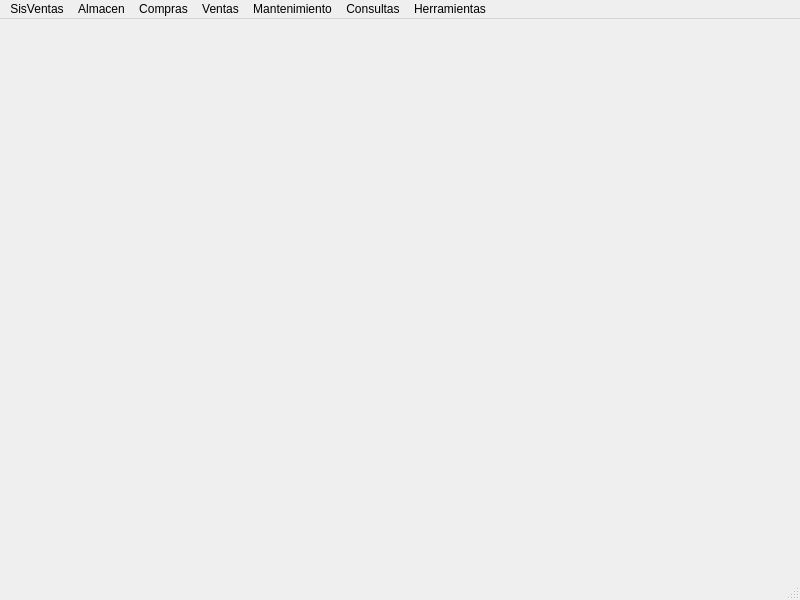
First picture: the form in Sistema de ventas/ui/FrmPrincipal.ui, repository CodeDrTech/DevelopPython, before the edit.
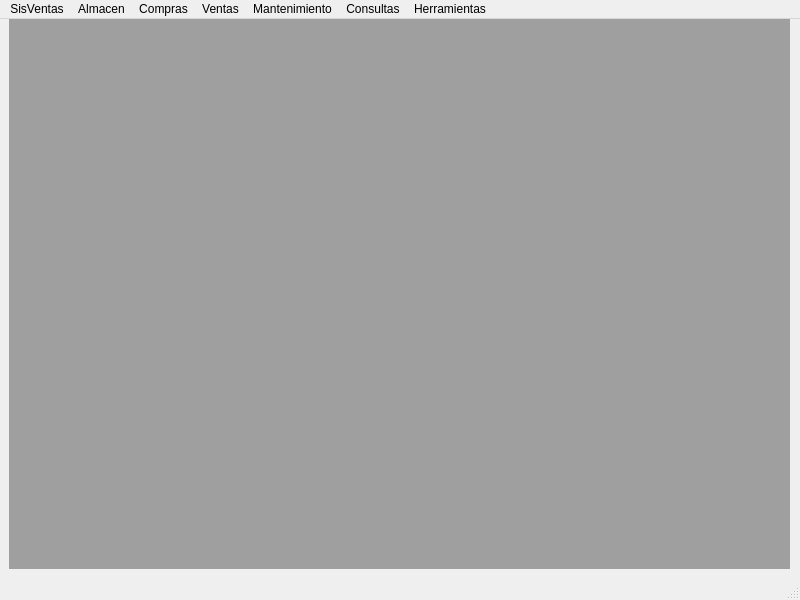
Second picture: the form after the edit.

```diff
--- a/Sistema de ventas/ui/FrmPrincipal.ui
+++ b/Sistema de ventas/ui/FrmPrincipal.ui
@@ -13,7 +13,18 @@
   <property name="windowTitle">
    <string>MainWindow</string>
   </property>
-  <widget class="QWidget" name="centralwidget"/>
+  <widget class="QWidget" name="centralwidget">
+   <widget class="QMdiArea" name="mdiArea">
+    <property name="geometry">
+     <rect>
+      <x>9</x>
+      <y>-1</y>
+      <width>781</width>
+      <height>551</height>
+     </rect>
+    </property>
+   </widget>
+  </widget>
   <widget class="QMenuBar" name="menubar">
    <property name="geometry">
     <rect>
```
